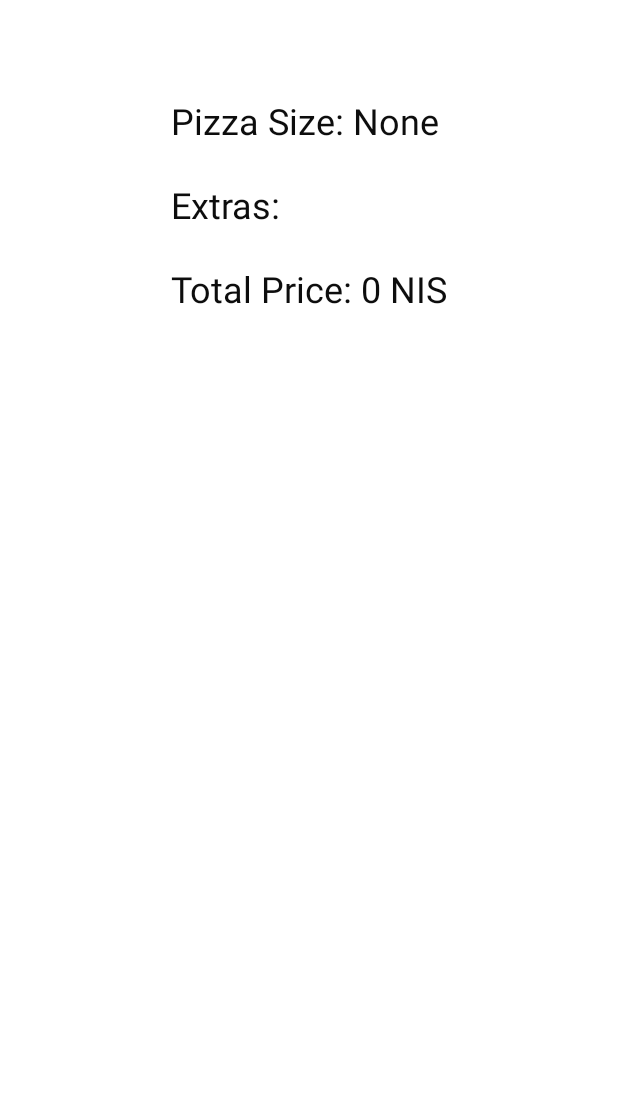
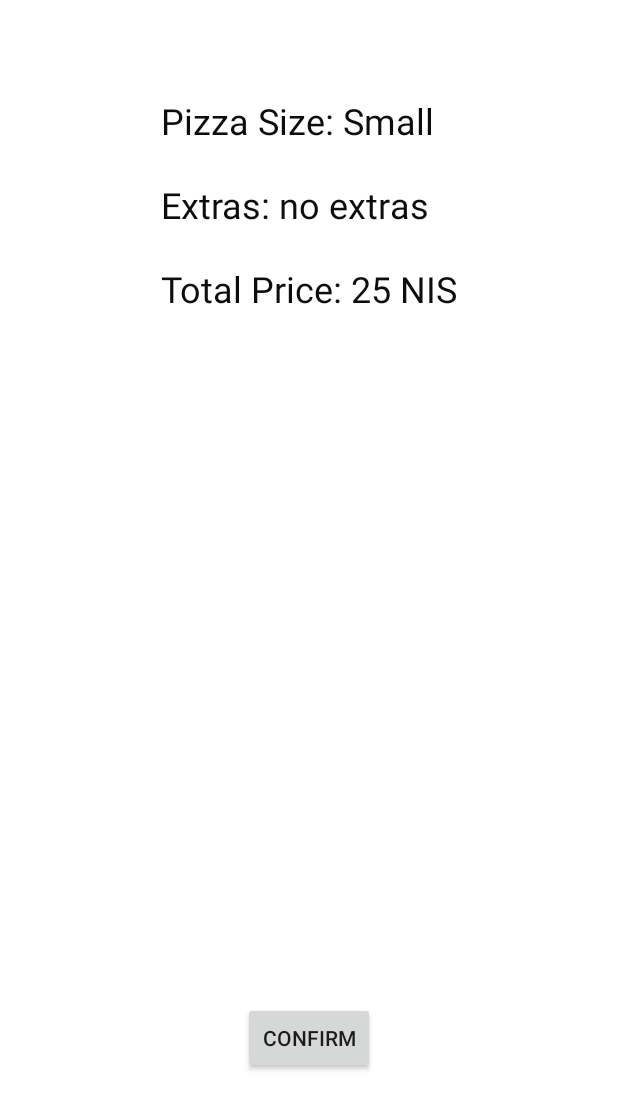
Before and after one commit to galpinto25/Pizzz, an Android app: the CheckoutActivity screen opened directly, with no data from a screen before it, on a phone screen of 412 x 824 dp, the part 121-1236 px from its top. Run offline under Robolectric (Android 15) with nearby library versions, the light colour scheme and no system bars; Roboto replaces fonts that are not available here.

Commit message:
confirm button and default pizza

```diff
--- a/app/src/main/java/android/example/pizzz/CheckoutActivity.java
+++ b/app/src/main/java/android/example/pizzz/CheckoutActivity.java
@@ -3,7 +3,10 @@ package android.example.pizzz;
 import androidx.appcompat.app.AppCompatActivity;
 
 import android.annotation.SuppressLint;
+import android.content.Intent;
+import android.graphics.Color;
 import android.os.Bundle;
+import android.view.View;
 import android.widget.TextView;
 import android.widget.Toast;
 
@@ -21,6 +24,12 @@ public class CheckoutActivity extends AppCompatActivity {
 
     private String getPizzaDescription() {
         Pizza pizza = Pizza.getInstance();
+//      if there is no pizza instance, choose default pizza
+        if (pizza.getSize() == PizzaSize.NONE)
+        {
+            pizza.setSize(PizzaSize.SMALL);
+            pizza.setPrice(Pizza.SMALL_PRICE);
+        }
         String pizzaSizeText = pizza.getSize().toString().toLowerCase();
         String sizeDescription = "Pizza Size: " + pizzaSizeText.substring(0, 1).toUpperCase() + pizzaSizeText.substring(1);
         String extrasDescription = "\n\nExtras: " + pizza.getExtrasDescription();
@@ -28,4 +37,13 @@ public class CheckoutActivity extends AppCompatActivity {
         return sizeDescription + extrasDescription + totalPriceDescription;
     }
 
+    public void clickConfirm(View view) throws InterruptedException
+    {
+        Intent intent = new Intent(CheckoutActivity.this, ConfirmedOrderActivity.class);
+//        TODO: change cofirm button to be seen as pushed after click on it
+//        mTotalPrice.setBackgroundResource(R.drawable.ic_price_button_white);
+//        mTotalPrice.setTextColor(Color.BLACK);
+        startActivity(intent);
+    }
+
 }
--- a/app/src/main/java/android/example/pizzz/Pizza.java
+++ b/app/src/main/java/android/example/pizzz/Pizza.java
@@ -141,6 +141,10 @@ public class Pizza {
      * @return
      */
     public String getExtrasDescription() {
+        if (!hasExtras())
+        {
+            return "no extras";
+        }
         StringBuilder description = new StringBuilder();
         for (Map.Entry entry: extras.entrySet()) {
             Pair pair = (Pair) entry.getValue();
@@ -152,4 +156,22 @@ public class Pizza {
         }
         return description.toString();
     }
+
+    /**
+     * check if there is extras on the pizza
+     * @return true if there is extra, otherwise false
+     */
+    private boolean hasExtras()
+    {
+
+        for (Map.Entry entry: extras.entrySet())
+        {
+            Pair pair = (Pair) entry.getValue();
+            if (pair.first.equals(true))
+            {
+                return true;
+            }
+        }
+        return false;
+    }
 }
--- a/app/src/main/res/layout/activity_checkout.xml
+++ b/app/src/main/res/layout/activity_checkout.xml
@@ -35,4 +35,17 @@
         app:layout_constraintStart_toStartOf="parent"
         app:layout_constraintTop_toBottomOf="@+id/textView4" />
 
+    <Button
+        android:id="@+id/confirm_button"
+        android:layout_width="wrap_content"
+        android:layout_height="wrap_content"
+        android:layout_marginStart="162dp"
+        android:layout_marginEnd="162dp"
+        android:layout_marginBottom="27dp"
+        android:onClick="clickConfirm"
+        android:text="confirm"
+        app:layout_constraintBottom_toBottomOf="parent"
+        app:layout_constraintEnd_toEndOf="parent"
+        app:layout_constraintStart_toStartOf="parent" />
+
 </androidx.constraintlayout.widget.ConstraintLayout>
```
Also changed, not shown: app/src/main/res/layout/activity_confirmed_order.xml (+13 -0 lines).
